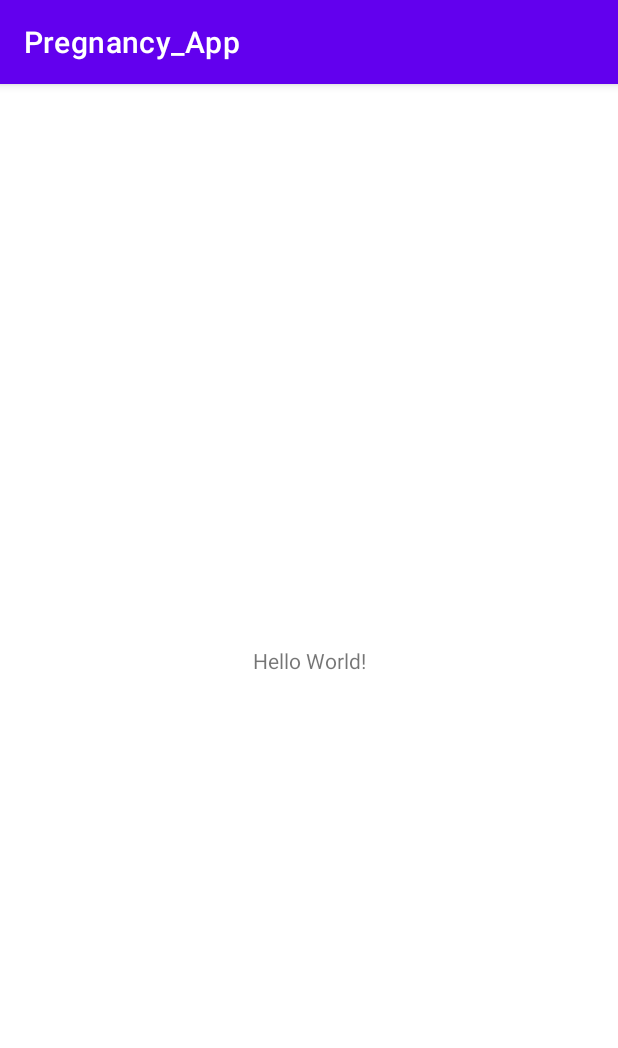
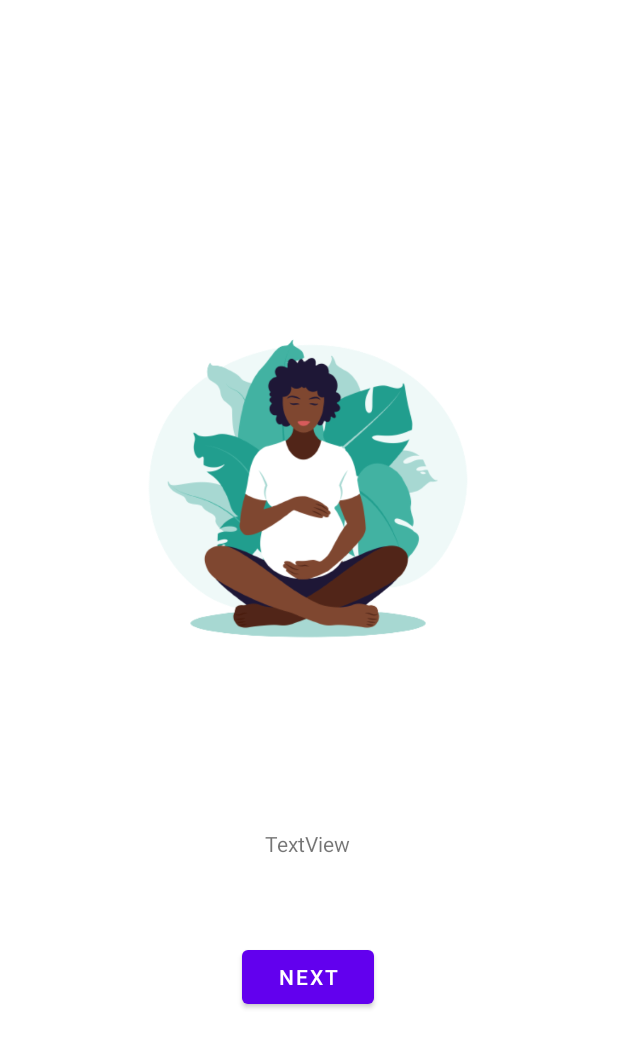
Before and after one commit to keyarafleece/PregnancyApp, an Android app: the screen it shows after launch (MainActivity), on a phone screen of 412 x 824 dp. Shown: the top 1048 px of the screen. Run offline under Robolectric (Android 15) with nearby library versions, the phone set to English and light mode, and no system bars.

Commit message:
Added vector images to onboarding screens, added sign in with google button to login screen, removed status bar and title bar.

```diff
--- a/app/src/main/java/com/example/pregnancy_app/MainActivity.kt
+++ b/app/src/main/java/com/example/pregnancy_app/MainActivity.kt
@@ -2,10 +2,29 @@ package com.example.pregnancy_app
 
 import androidx.appcompat.app.AppCompatActivity
 import android.os.Bundle
+import android.view.View
+import android.widget.Button
+import android.widget.Toast
 
 class MainActivity : AppCompatActivity() {
     override fun onCreate(savedInstanceState: Bundle?) {
         super.onCreate(savedInstanceState)
+
+        // Hide title bar
+        getSupportActionBar()?.hide()
+
         setContentView(R.layout.activity_main)
+        // Hide the status bar.
+        window.decorView.systemUiVisibility = View.SYSTEM_UI_FLAG_FULLSCREEN
+        // Remember that you should never show the action bar if the
+        // status bar is hidden, so hide that too if necessary.
+        actionBar?.hide()
+        // get reference to button
+        val btn_click_me = findViewById(R.id.button_activity_main) as Button
+        // set on-click listener
+        btn_click_me.setOnClickListener {
+            // code to perform when the user clicks on the button
+            Toast.makeText(this@MainActivity, "You clicked me.", Toast.LENGTH_SHORT).show()
+        }
     }
-}
+    }
--- a/app/src/main/res/layout/activity_main.xml
+++ b/app/src/main/res/layout/activity_main.xml
@@ -6,13 +6,39 @@
     android:layout_height="match_parent"
     tools:context=".MainActivity">
 
+    <ImageView
+        android:id="@+id/imageView"
+        android:layout_width="284dp"
+        android:layout_height="305dp"
+        app:layout_constraintBottom_toTopOf="@+id/textView"
+        app:layout_constraintEnd_toEndOf="parent"
+        app:layout_constraintHorizontal_bias="0.496"
+        app:layout_constraintStart_toStartOf="parent"
+        app:layout_constraintTop_toTopOf="parent"
+        app:layout_constraintVertical_bias="0.72"
+        android:src="@drawable/pregnant_image_2" />
+
     <TextView
+        android:id="@+id/textView"
         android:layout_width="wrap_content"
         android:layout_height="wrap_content"
-        android:text="Hello World!"
+        android:layout_marginBottom="252dp"
+        android:text="TextView"
         app:layout_constraintBottom_toBottomOf="parent"
-        app:layout_constraintLeft_toLeftOf="parent"
-        app:layout_constraintRight_toRightOf="parent"
-        app:layout_constraintTop_toTopOf="parent" />
+        app:layout_constraintEnd_toEndOf="parent"
+        app:layout_constraintHorizontal_bias="0.498"
+        app:layout_constraintStart_toStartOf="parent" />
 
+    <Button
+        android:id="@+id/button_activity_main"
+        android:layout_width="wrap_content"
+        android:layout_height="wrap_content"
+        android:layout_marginBottom="108dp"
+        android:text="Next"
+        app:layout_constraintBottom_toBottomOf="parent"
+        app:layout_constraintEnd_toEndOf="parent"
+        app:layout_constraintHorizontal_bias="0.498"
+        app:layout_constraintStart_toStartOf="parent"
+        app:layout_constraintTop_toBottomOf="@+id/textView"
+        app:layout_constraintVertical_bias="0.574" />
 </androidx.constraintlayout.widget.ConstraintLayout>
```
Also changed, not shown: app/src/main/res/layout/login_screen_fragment.xml (added, +30 -0 lines), app/src/main/res/layout/onboarding1_layout_resource_file.xml (added, +41 -0 lines), app/src/main/res/layout/onboarding2_layout_resource_file.xml (added, +39 -0 lines), app/src/main/res/drawable-xxxhdpi/btn_google.png (added), app/src/main/res/drawable/pregnant_image_1.jpg (added), app/src/main/res/drawable/pregnant_image_2.png (added), app/src/main/res/drawable/pregnant_image_3.jpg (added), app/src/main/res/drawable/pregnant_image_4.jpg (added).
